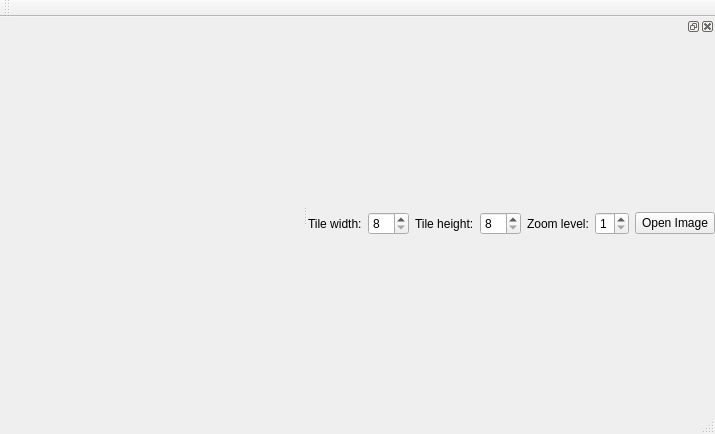
stoyan-shopov/TileMapEdit, file mapeditor.ui: the form before one commit.
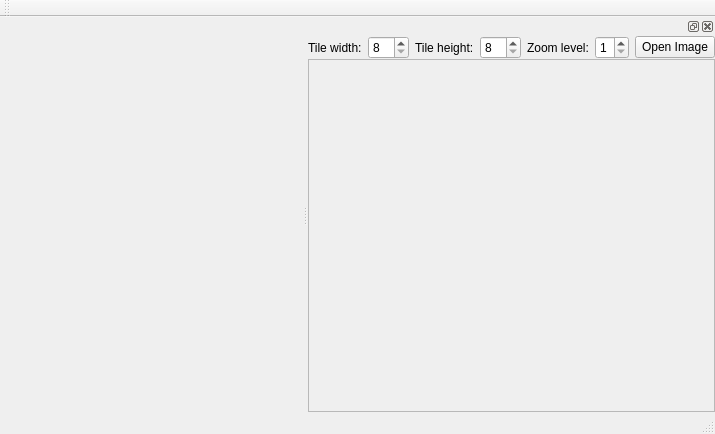
The form after the commit.

Commit message: bugfixes; scrolling the tile sheet is currently not working

Patch:
```diff
--- a/mapeditor.ui
+++ b/mapeditor.ui
@@ -38,7 +38,7 @@
     <number>2</number>
    </attribute>
    <widget class="QWidget" name="dockWidgetTileSheetContents">
-    <layout class="QVBoxLayout" name="verticalLayout" stretch="0">
+    <layout class="QVBoxLayout" name="verticalLayout">
      <property name="spacing">
       <number>0</number>
      </property>
@@ -110,6 +110,24 @@
        </item>
       </layout>
      </item>
+     <item>
+      <widget class="QScrollArea" name="scrollAreaTileSheet">
+       <property name="widgetResizable">
+        <bool>true</bool>
+       </property>
+       <widget class="QWidget" name="scrollAreaWidgetContents">
+        <property name="geometry">
+         <rect>
+          <x>0</x>
+          <y>0</y>
+          <width>396</width>
+          <height>329</height>
+         </rect>
+        </property>
+        <layout class="QVBoxLayout" name="verticalLayout_2"/>
+       </widget>
+      </widget>
+     </item>
     </layout>
    </widget>
   </widget>
```
The commit also changes 2 other files.
